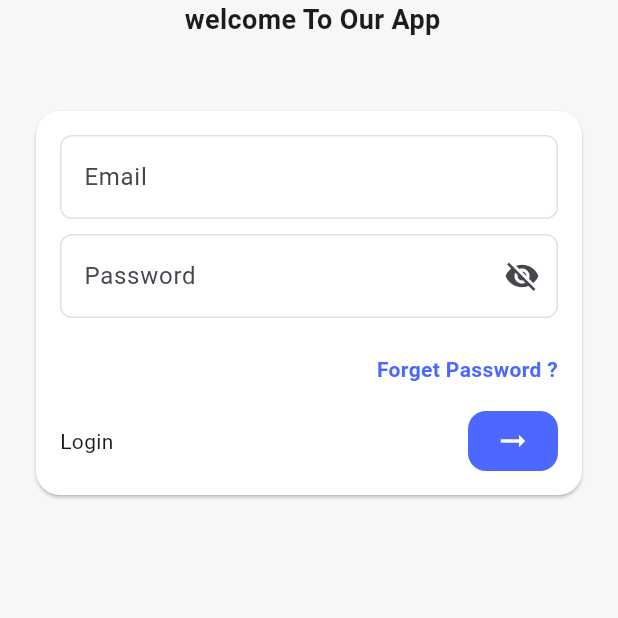
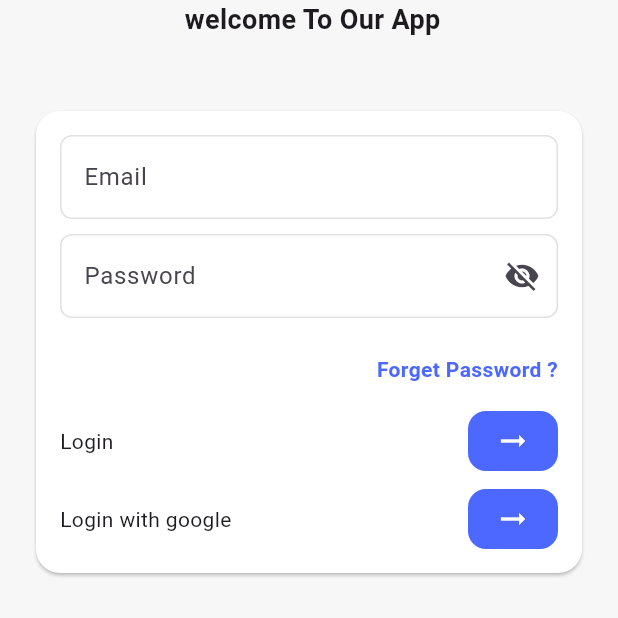
Before and after one commit to pakpuk/E-commerceapp_withAdmiWebsite_Flutter-Supabase, a Flutter app: the screen it shows after launch, on a phone screen of 412 x 824 dp, the top half of it. Run offline on Flutter 3.47's test engine with Material 3 defaults, Android fonts, the phone set to English and light mode, and no system bars.

Commit message:
finsh loginscreen

```diff
--- a/lib/core/text_manager.dart
+++ b/lib/core/text_manager.dart
@@ -10,4 +10,5 @@ class TextManager {
   static const String email = 'Email';
   static const String password = 'Password';
   static const String forgetpassword = 'Forget Password ?';
+  static const String googlelogin = 'Login with google';
 }
--- a/lib/views/Ui/login_screen.dart
+++ b/lib/views/Ui/login_screen.dart
@@ -84,7 +84,35 @@ class LoginScreen extends StatelessWidget {
                           ),
                         )
                       ],
-                    )
+                    ),
+                    SizedBox(
+                      height: 12,
+                    ),
+                    Row(
+                      mainAxisAlignment: MainAxisAlignment.spaceBetween,
+                      children: [
+                        Text(TextManager.googlelogin),
+                        InkWell(
+                          onTap: () {},
+                          child: Container(
+                            height: 40,
+                            width: 60,
+                            decoration: BoxDecoration(
+                              color: AppColors.kPrimaryColor,
+                              borderRadius: BorderRadius.all(
+                                Radius.circular(12),
+                              ),
+                            ),
+                            child: Center(
+                              child: Icon(
+                                Icons.arrow_right_alt,
+                                color: AppColors.kWhiteColor,
+                              ),
+                            ),
+                          ),
+                        )
+                      ],
+                    ),
                   ],
                 ),
               ),
```
